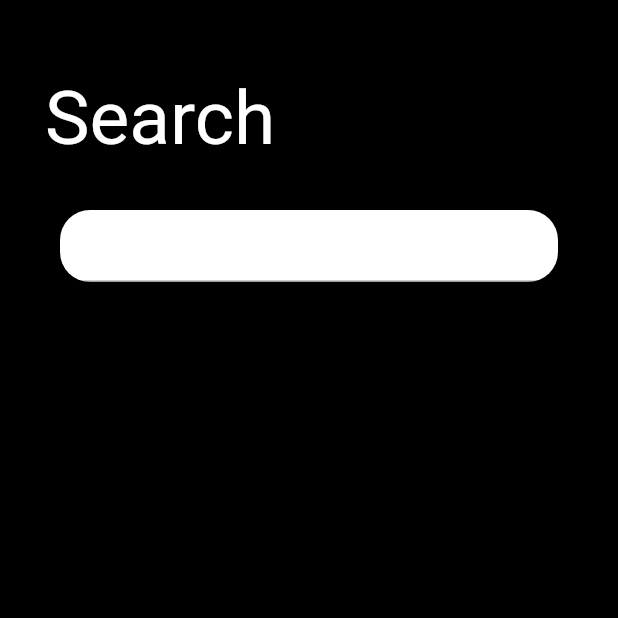
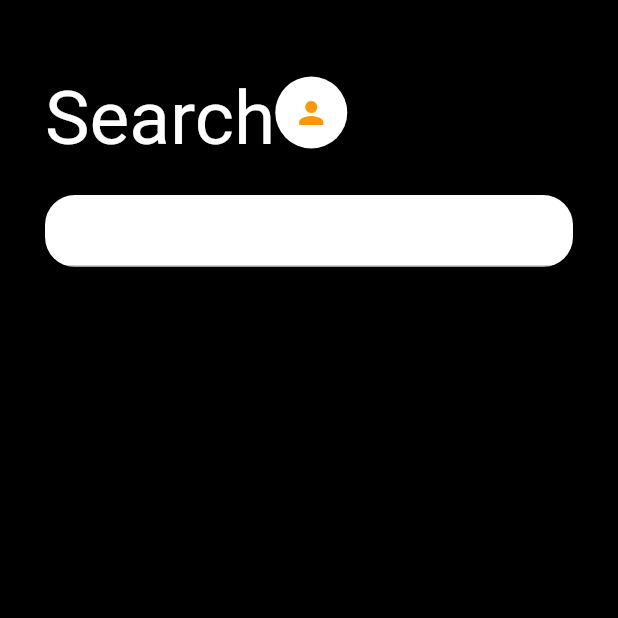
Before and after one commit to FS-CSCI150-F21/FS-CSCI150-F21-Team5, a Flutter app: the Search screen opened directly, on a phone screen of 412 x 824 dp, the top half of it. Run offline on Flutter 3.47's test engine with Material 2 defaults, Android fonts, the phone set to English and light mode, and no system bars; our stand-ins replace cloud_firestore, firebase_auth, firebase_core, firebase_storage, get, google_sign_in and 1 more; accounts and stored records are empty.

Commit message:
created profile icon button

```diff
--- a/lib/screens/search.dart
+++ b/lib/screens/search.dart
@@ -22,17 +22,26 @@ class _SearchState extends State<Search> {
             height: 100,
             padding: const EdgeInsets.fromLTRB(30.0, 50.0, 0.0, 0.0),
             child: Row(
-              children: const [
-                Text(
+              children: [
+                const Text(
                   "Search",
                   style: TextStyle(fontSize: 50, color: Colors.white),
                   textAlign: TextAlign.left,
                 ),
+                Container(
+                    decoration: const BoxDecoration(
+                      color: Colors.white,
+                      shape: BoxShape.circle,
+                    ),
+                    child: IconButton(
+                        icon: const Icon(Icons.person),
+                        color: Colors.orange,
+                        onPressed: () {}))
               ],
             ),
           ),
           Container(
-            margin: const EdgeInsets.all(40.0),
+            margin: const EdgeInsets.all(30.0),
             decoration: BoxDecoration(
               color: Colors.white,
               borderRadius: BorderRadius.circular(20),
```
